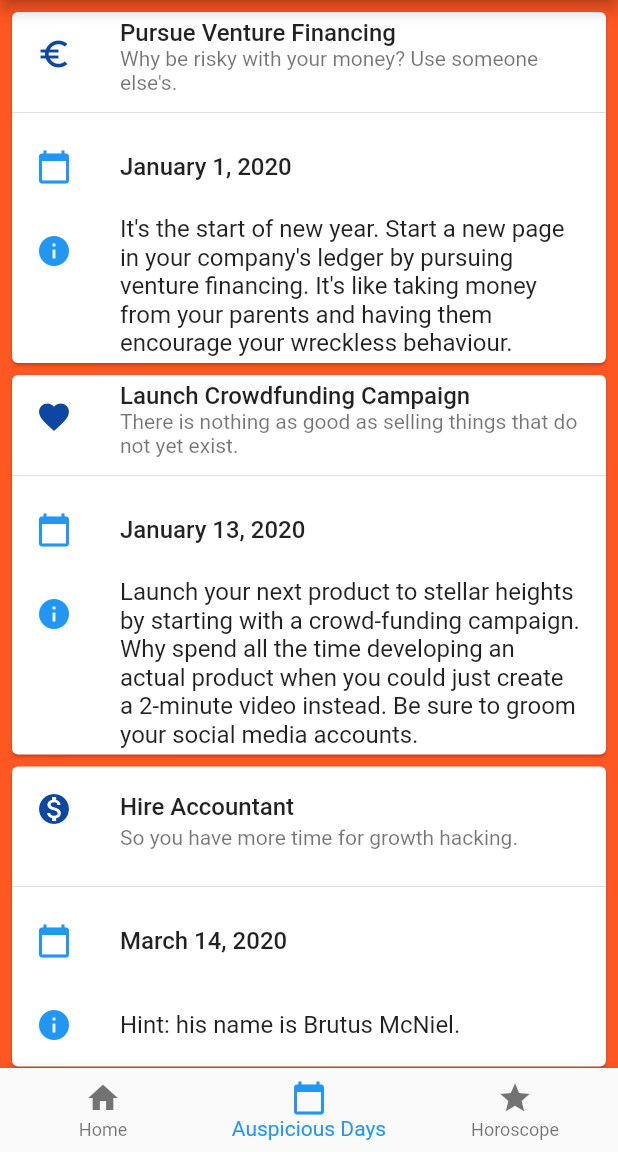
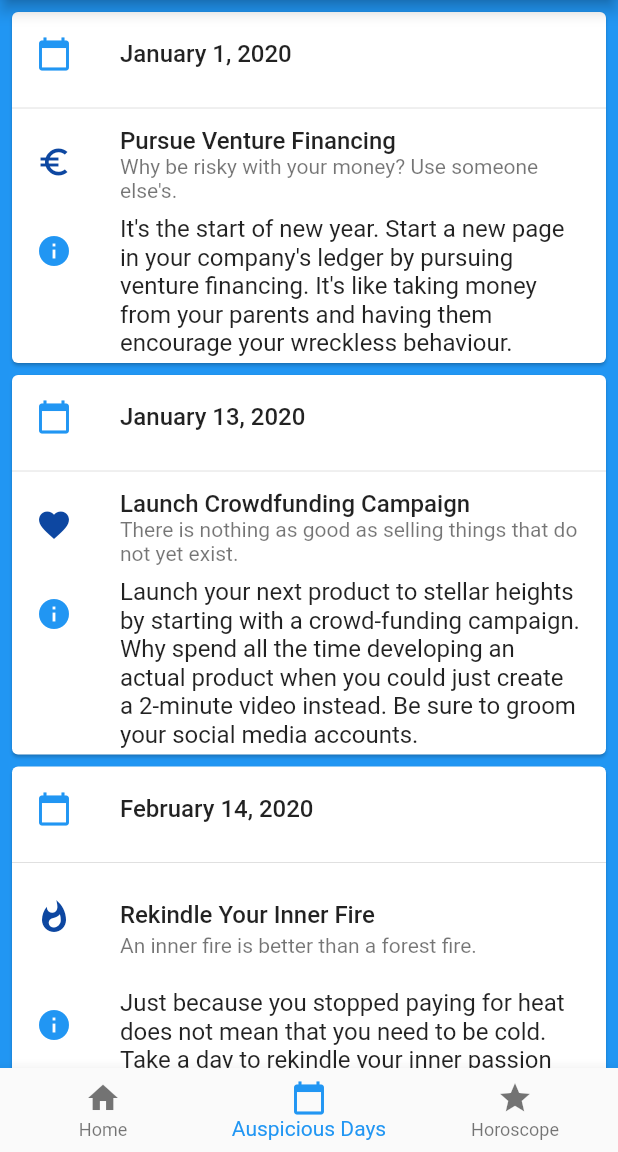
Before and after one commit to AnnaNican/corporate_chakra, a Flutter app: the screen it shows after launch, item 2 of the bottom bar chosen, on a phone screen of 412 x 824 dp, the part 84-1236 px from its top. Run offline on Flutter 3.47's test engine with Material 2 defaults, Android fonts, the phone set to English and light mode, and no system bars.

Commit message:
Added more dates and changed the color of the background

```diff
--- a/lib/dates_widget.dart
+++ b/lib/dates_widget.dart
@@ -17,20 +17,20 @@ class DateCardWidget extends StatelessWidget{
         child: Column(
           children: [
             ListTile(
+              title: Text(myDate,
+                  style: TextStyle(fontWeight: FontWeight.w500)),
+              leading: Icon(
+                Icons.calendar_today,
+                color: Colors.blue[500],
+              ),
+            ),
+            Divider(),
+            ListTile(
               title: Text(myTitle,style: TextStyle(fontWeight: FontWeight.w500)),
               subtitle: Text(mySubtitle),
               leading: Icon(
                 myIcon,
                 color: Colors.blue[900],
-              ),
-            ),
-            Divider(),
-            ListTile(
-              title: Text(myDate,
-                  style: TextStyle(fontWeight: FontWeight.w500)),
-              leading: Icon(
-                Icons.calendar_today,
-                color: Colors.blue[500],
               ),
             ),
             ListTile(
@@ -60,85 +60,26 @@ class DatesWidget extends StatelessWidget {
         primary: true,
         padding: const EdgeInsets.all(4.0),
         children: <Widget>[
-          // growth hacking, design thinking, pivoting,
           DateCardWidget('Pursue Venture Financing', 'Why be risky with your money? Use someone else\'s.', Icons.euro_symbol, 'January 1, 2020', 'It\'s the start of new year. Start a new page in your company\'s ledger by pursuing venture financing. It\'s like taking money from your parents and having them encourage your wreckless behaviour.'),
           DateCardWidget('Launch Crowdfunding Campaign', 'There is nothing as good as selling things that do not yet exist.', Icons.favorite, 'January 13, 2020', 'Launch your next product to stellar heights by starting with a crowd-funding campaign. Why spend all the time developing an actual product when you could just create a 2-minute video instead. Be sure to groom your social media accounts.'),
+          DateCardWidget('Rekindle Your Inner Fire', 'An inner fire is better than a forest fire.', Icons.whatshot, 'February 14, 2020', 'Just because you stopped paying for heat does not mean that you need to be cold. Take a day to rekindle your inner passion for work! Toil with the passion of a thousand stallions and the heat of a million suns. Your employees will stop complaining that their 2nd pair of gloves makes it hard to type.'),
           DateCardWidget('Hire Accountant', 'So you have more time for growth hacking.', Icons.monetization_on, 'March 14, 2020', 'Hint: his name is Brutus McNiel.'),
           DateCardWidget('Design Thinking Workshop', 'Because critical thinking is out.', Icons.airline_seat_individual_suite, 'March 27, 2020', 'Do not worry if it is being run by some guy on Craig\'s list. You\'ll use it even less than that college degree, and at least it is cheap.'),
           DateCardWidget('Prepare Taxes', 'It never hurts to get a head start.', Icons.attach_money, 'March 15, 2020', 'Did we mention that your accountant will stab you in the back? This is why you should not hire people named Brutus.'),
           DateCardWidget('Pay Taxes', 'The only thing more certain is death.', Icons.error, 'April 15, 2020', 'You need to pay taxes. Or else.'),
           DateCardWidget('Fire Accountant', 'You do not need him anymore.', Icons.undo, 'April 22, 2020', 'The IRS will not audit you until 3 years later and you can redirect the saved money toward marketing.'),
-          DateCardWidget('Growth Hacking Ideation', 'So you can grow your subscriber base.', Icons.lightbulb_outline, 'April 22, 2020', 'Don\'t worry about TLV. Focus on lowering your CAC with distruptive agile methodologies that are just barely legal.'),
+          DateCardWidget('Balance your Energy Porfolio', 'Balance is the key to everything.', Icons.credit_card, 'May 3, 2020', 'Some bad is better than all good. A balanced portfolio requires careful attention and reckless abandon. Is your employee having a good day? Ruin it! Is your COO down in the dumps? Praise them! Don\'t let too much good mess with the opportunity for balance. For every good thing you do, balance it with a healthy scowl and utterance of profanity.'),
+          DateCardWidget('Growth Hacking Ideation', 'So you can grow your subscriber base.', Icons.lightbulb_outline, 'May 22, 2020', 'Don\'t worry about TLV. Focus on lowering your CAC with distruptive agile methodologies that are just barely legal.'),
+          DateCardWidget('Praise Your Team', 'On international passive-agressive compliments day!', Icons.cake, 'June 1, 2020', 'Compliments are sooo 1-sided. Give your employees the full picture by working insults into your compliments. "Amazing, job with the new marketing campaign, Bill. I\'ve never seen anything like it! You\'ve lost us 8% of our current subscribers." "Martha, great work with the sign up button. 1 in 3 people can\'t even find it."'),
+          DateCardWidget('Review your Business Plan', 'Get grounded in your value proposition.', Icons.account_balance, 'June 14, 2020', 'Your root chakra will be energetic today. Take the time to ground yourself in the fundanmentals of your business. Live your value proposition. Drink deep from the cup of customer satisfaction surveys. Pivot to a different market segment. Rinse. Repeat.'),
+          DateCardWidget('Make some Advertainments', 'If your ad explains your product - you\'re doing it wrong.', Icons.tv, 'July 8, 2020', 'You will meet a very creative individual who will be able to transform your advertisements into advertainment. No one will know what you sell, but they will love that gecko in your commercials.'),
+          DateCardWidget('Take a Vacation', 'Go on a customer journey.', Icons.map, 'Sept 4, 2020', 'Take a deep-dive to create some hyperlocal SEO and network with some micro-influencers. Pursuing other things will also help move the needle of your customer-centric business via retargeting.'),
           DateCardWidget('Talk like a Pirate', 'Yer mates couldn\'t understand yer blubberrin anyway!', Icons.directions_boat, 'Sept 19, 2020', 'Arrrr! Ye best speak like a pirate on speak-like-a-pirate day. Make yer underperforming mates walk de plank. Drop anchor in a data driven mentality and pivot to a more arrrrrgressive merger and acquisition strategy. Yer shareholders will thank ye.'),
+          DateCardWidget('Update Company Handbook', 'No one read all 13 pages.', Icons.not_interested, 'Oct 8, 2020', 'Your employee handbook is too long. Create a TL;DR; version for the average millennial attention span of 8 seconds. Prefer GIFs and memes, avoid precise wording and eloquent prose.'),
           DateCardWidget('Pitch To Angels', '22 slides. 3 stolen bases. 14 strikeouts.', Icons.slideshow, 'October 22, 2020', 'Since when could angels play baseball? Since 1966 in LA.'),
-
-          SizedBox(
-            child: Card(
-              child: Column(
-                children: [
-                  ListTile(
-                    title: Text('1625 Main Street',
-                        style: TextStyle(fontWeight: FontWeight.w500)),
-                    subtitle: Text('My City, CA 99984'),
-                    leading: Icon(
-                      Icons.restaurant_menu,
-                      color: Colors.blue[900],
-                    ),
-                  ),
-                  Divider(),
-                  ListTile(
-                    title: Text('(408) 555-1212',
-                        style: TextStyle(fontWeight: FontWeight.w500)),
-                    leading: Icon(
-                      Icons.contact_phone,
-                      color: Colors.blue[500],
-                    ),
-                  ),
-                  ListTile(
-                    title: Text('costa@example.com'),
-                    leading: Icon(
-                      Icons.contact_mail,
-                      color: Colors.blue[100],
-                    ),
-                  ),
-                ],
-              ),
-            ),
-          ),
-          SizedBox(
-            height: 210,
-            child: Card(
-              child: Column(
-                children: [
-                  ListTile(
-                    title: Text('1625 Main Street',
-                        style: TextStyle(fontWeight: FontWeight.w500)),
-                    subtitle: Text('My City, CA 99984'),
-                    leading: Icon(
-                      Icons.restaurant_menu,
-                      color: Colors.blue[900],
-                    ),
-                  ),
-                  Divider(),
-                  ListTile(
-                    title: Text('(408) 555-1212',
-                        style: TextStyle(fontWeight: FontWeight.w500)),
-                    leading: Icon(
-                      Icons.contact_phone,
-                      color: Colors.blue[500],
-                    ),
-                  ),
-                  ListTile(
-                    title: Text('costa@example.com'),
-                    leading: Icon(
-                      Icons.contact_mail,
-                      color: Colors.blue[100],
-                    ),
-                  ),
-                ],
-              ),
-            ),
-          )
+          DateCardWidget('Ask the Universe for Guidance', 'It never steers wrong, you\'re just bad with directions.', Icons.thumb_down, 'October 27, 2020', 'Your throat charka will be a powerful ally. Find a quiet space. Take out your vocal teleportation device. Contact a customer. "What should we do now?" Take a deep breath. Reflect on their words. "Uh... Who are you?" Exhale. Become one with the infinite wisdom of the universe. Repeat.'),
+          DateCardWidget('Plan for Next Year', 'You\'re not a month early, you\'re 334 days late!', Icons.remove_red_eye, 'November 31, 2020', 'Use your third eye to look toward the future. Hindsight is 20/20, foresight requires a perscription. Look to past for questions "Why? (does this always have to happen to me?)"; "What? (did that person just say?)"; "How? (did that cat get on ceiling fan?)";'),
+          DateCardWidget('Review your Karma', 'Maybe you\'ll be a human next time.', Icons.refresh, 'December 31, 2020', 'Review your balance sheets before your next fiscal cycle. Use your heart charka as your guide. If your karma is not good you may start the next cycle as a bug. Perhaps you will be so luckily to become enlighted. Or maybe you can execute your exit strategy you and break the cycle. But probably you\'ll just be stuck as you.'),
         ],
       )
     );
--- a/lib/home_widget.dart
+++ b/lib/home_widget.dart
@@ -14,7 +14,7 @@ class _HomeState extends State<Home> {
   int _currentIndex = 0;
   final List<Widget> _children = [
     PlaceholderWidget(Colors.white),
-    DatesWidget(Colors.deepOrange),
+    DatesWidget(Colors.blue),
     HoroscopePage(),
   ];
   @override
```
